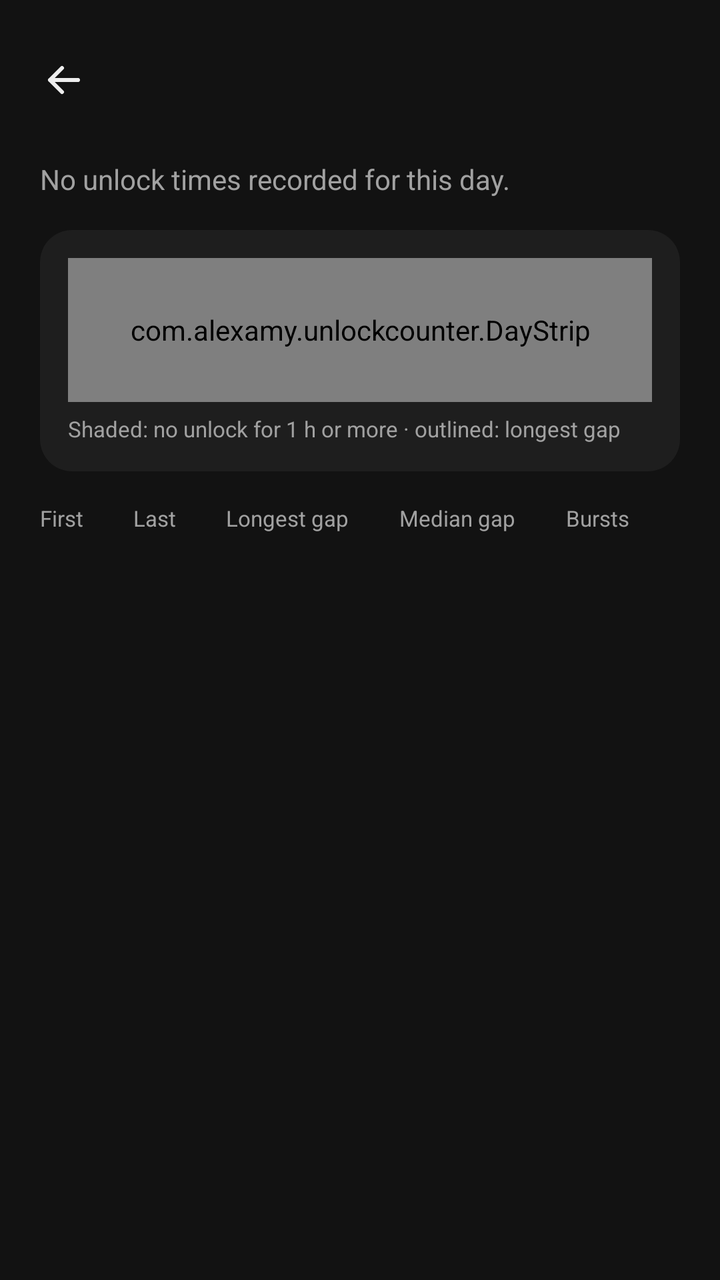
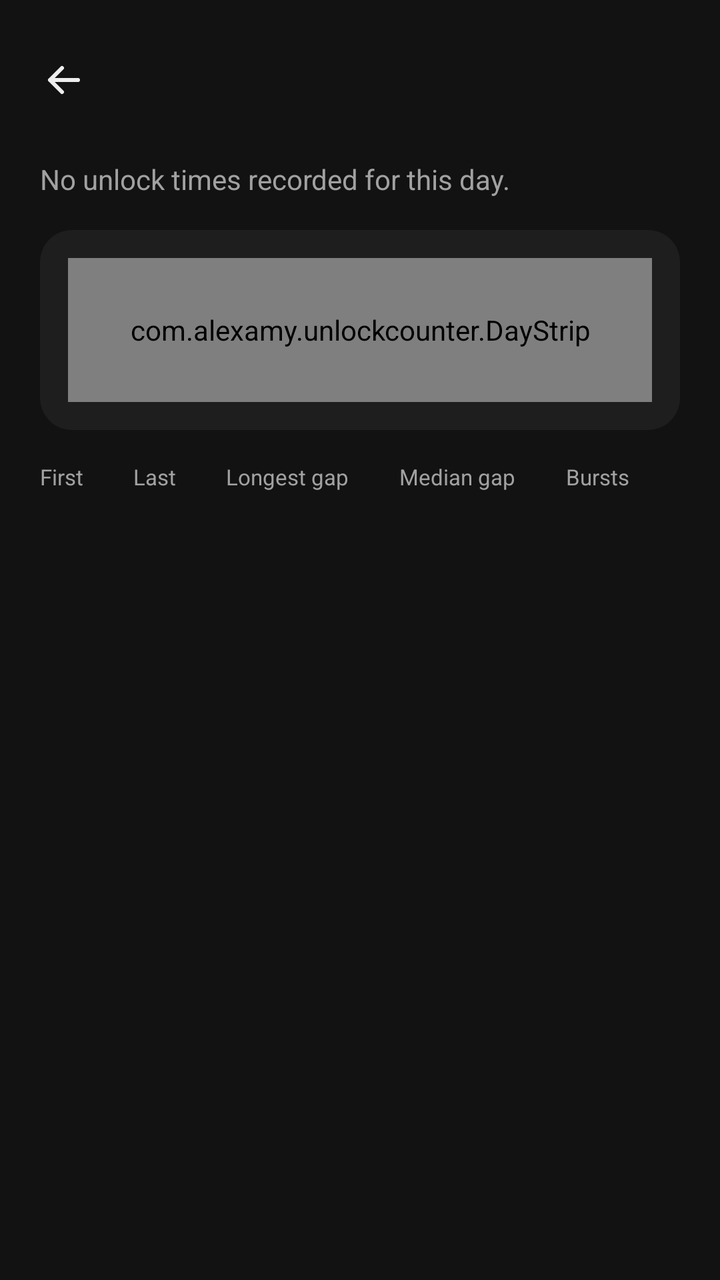

Before-and-after screenshots of an Android layout around one commit, followed by the original layout XML and the change that was made.
<!-- AndroidManifest.xml: activity theme AppTheme -->
<!-- res/layout/activity_day.xml -->
<?xml version="1.0" encoding="utf-8"?>
<LinearLayout xmlns:android="http://schemas.android.com/apk/res/android"
    android:id="@+id/root"
    android:layout_width="match_parent"
    android:layout_height="match_parent"
    android:orientation="vertical">

    <LinearLayout
        android:layout_width="match_parent"
        android:layout_height="wrap_content"
        android:layout_marginTop="16dp"
        android:gravity="center_vertical"
        android:orientation="horizontal"
        android:paddingHorizontal="8dp">

        <ImageButton
            android:id="@+id/back"
            style="@style/Spot"
            android:layout_width="48dp"
            android:layout_height="48dp"
            android:background="?android:attr/selectableItemBackgroundBorderless"
            android:contentDescription="@string/back"
            android:src="@drawable/ic_back"
            android:tint="@color/text" />

        <TextView
            android:id="@+id/title"
            android:layout_width="0dp"
            android:layout_height="wrap_content"
            android:layout_marginStart="4dp"
            android:layout_weight="1"
            android:accessibilityHeading="true"
            android:textColor="@color/text"
            android:textSize="24sp"
            android:textStyle="bold" />
    </LinearLayout>

    <TextView
        android:id="@+id/day_empty"
        android:layout_width="match_parent"
        android:layout_height="wrap_content"
        android:paddingHorizontal="20dp"
        android:paddingTop="16dp"
        android:text="@string/day_no_times"
        android:textColor="@color/text_muted"
        android:textSize="14sp" />

    <LinearLayout
        android:id="@+id/day_content"
        android:layout_width="match_parent"
        android:layout_height="match_parent"
        android:orientation="vertical"
        android:paddingHorizontal="20dp">

        <LinearLayout
            android:layout_width="match_parent"
            android:layout_height="wrap_content"
            android:layout_marginVertical="16dp"
            android:background="@drawable/bg_card"
            android:orientation="vertical"
            android:padding="14dp">

            <com.alexamy.unlockcounter.DayStrip
                android:id="@+id/strip"
                android:layout_width="match_parent"
                android:layout_height="72dp" />

            <TextView
                android:layout_width="wrap_content"
                android:layout_height="wrap_content"
                android:layout_marginTop="6dp"
                android:importantForAccessibility="no"
                android:text="@string/strip_legend"
                android:textColor="@color/text_muted"
                android:textSize="11sp" />
        </LinearLayout>

        <LinearLayout
            android:layout_width="match_parent"
            android:layout_height="wrap_content"
            android:layout_marginBottom="16dp"
            android:orientation="horizontal">

            <LinearLayout style="@style/StatCell">
                <TextView style="@style/StatLabel" android:text="@string/stat_first" />
                <TextView android:id="@+id/first" style="@style/StatValue" />
            </LinearLayout>

            <LinearLayout style="@style/StatCell">
                <TextView style="@style/StatLabel" android:text="@string/stat_last" />
                <TextView android:id="@+id/last" style="@style/StatValue" />
            </LinearLayout>

            <LinearLayout style="@style/StatCell">
                <TextView style="@style/StatLabel" android:text="@string/stat_longest_gap" />
                <TextView android:id="@+id/longest_gap" style="@style/StatValue" />
            </LinearLayout>

            <LinearLayout style="@style/StatCell">
                <TextView style="@style/StatLabel" android:text="@string/stat_median_gap" />
                <TextView android:id="@+id/median_gap" style="@style/StatValue" />
            </LinearLayout>

            <LinearLayout style="@style/StatCell">
                <TextView style="@style/StatLabel" android:text="@string/stat_bursts" />
                <TextView android:id="@+id/bursts" style="@style/StatValue" />
            </LinearLayout>
        </LinearLayout>

        <TextView
            android:id="@+id/partial"
            android:layout_width="match_parent"
            android:layout_height="wrap_content"
            android:layout_marginBottom="8dp"
            android:textColor="@color/text_muted"
            android:textSize="13sp" />

        <ListView
            android:id="@+id/timeline"
            android:layout_width="match_parent"
            android:layout_height="0dp"
            android:layout_weight="1"
            android:choiceMode="singleChoice"
            android:divider="@null" />
    </LinearLayout>
</LinearLayout>
<!-- resources referenced by this layout -->
<resources>
  <color name="text">#EDEDED</color>
  <color name="text_muted">#A1A1A1</color>
  <!-- drawable bg_card (drawable) -->
  <?xml version="1.0" encoding="utf-8"?>
  <shape xmlns:android="http://schemas.android.com/apk/res/android" android:shape="rectangle">
      <solid android:color="@color/surface" />
      <corners android:radius="16dp" />
  </shape>
  <!-- drawable ic_back (drawable) -->
  <?xml version="1.0" encoding="utf-8"?>
  <vector xmlns:android="http://schemas.android.com/apk/res/android"
      android:width="24dp"
      android:height="24dp"
      android:autoMirrored="true"
      android:viewportWidth="24"
      android:viewportHeight="24">
      <path
          android:pathData="M19,12H5M11,6l-6,6 6,6"
          android:strokeWidth="2"
          android:strokeColor="#FFFFFF"
          android:strokeLineCap="round"
          android:strokeLineJoin="round" />
  </vector>
  <string name="back">Back</string>
  <string name="day_no_times">No unlock times recorded for this day.</string>
  <string name="stat_bursts">Bursts</string>
  <string name="stat_first">First</string>
  <string name="stat_last">Last</string>
  <string name="stat_longest_gap">Longest gap</string>
  <string name="stat_median_gap">Median gap</string>
  <string name="strip_legend">Shaded: no unlock for 1 h or more · outlined: longest gap</string>
  <style name="Spot" parent="@android:style/Widget.DeviceDefault.Button.Borderless">
          <item name="android:minHeight">48dp</item>
          <item name="android:minWidth">48dp</item>
          <item name="android:background">@drawable/bg_spot</item>
          <item name="android:stateListAnimator">@null</item>
      </style>
  <style name="StatCell">
          <item name="android:layout_width">wrap_content</item>
          <item name="android:layout_marginEnd">8dp</item>
          <item name="android:layout_height">wrap_content</item>
          <item name="android:layout_weight">1</item>
          <item name="android:orientation">vertical</item>
          <item name="android:focusable">true</item>
      </style>
  <style name="StatLabel">
          <item name="android:layout_width">wrap_content</item>
          <item name="android:layout_height">wrap_content</item>
          <item name="android:textColor">@color/text_muted</item>
          <item name="android:textSize">11sp</item>
      </style>
  <style name="StatValue">
          <item name="android:layout_width">wrap_content</item>
          <item name="android:layout_height">wrap_content</item>
          <item name="android:layout_marginTop">2dp</item>
          <item name="android:fontFeatureSettings">tnum</item>
          <item name="android:textColor">@color/text</item>
          <item name="android:textSize">15sp</item>
          <item name="android:textStyle">bold</item>
      </style>
  <style name="AppTheme" parent="@android:style/Theme.DeviceDefault.NoActionBar">
          <item name="android:windowBackground">@color/background</item>
          <item name="android:statusBarColor">@color/background</item>
          <item name="android:navigationBarColor">@color/background</item>
          <item name="android:colorAccent">@color/accent</item>
          <item name="android:textColorPrimary">@color/text</item>
          <item name="android:textColorSecondary">@color/text_muted</item>
      </style>
  <color name="surface">#1E1E1E</color>
  <!-- drawable bg_spot (drawable) -->
  <?xml version="1.0" encoding="utf-8"?>
  <selector xmlns:android="http://schemas.android.com/apk/res/android">
      <item android:state_selected="true">
          <shape android:shape="rectangle">
              <solid android:color="@color/accent" />
              <corners android:radius="10dp" />
          </shape>
      </item>
      <item>
          <shape android:shape="rectangle">
              <solid android:color="@color/surface_high" />
              <corners android:radius="10dp" />
          </shape>
      </item>
  </selector>
  <color name="background">#121212</color>
  <color name="accent">#8AB4F8</color>
  <color name="surface_high">#2A2A2A</color>
</resources>

<!-- the commit's change to res/layout/activity_day.xml (unified diff, before → after) -->
@@ -64,15 +64,6 @@
                 android:id="@+id/strip"
                 android:layout_width="match_parent"
                 android:layout_height="72dp" />
-
-            <TextView
-                android:layout_width="wrap_content"
-                android:layout_height="wrap_content"
-                android:layout_marginTop="6dp"
-                android:importantForAccessibility="no"
-                android:text="@string/strip_legend"
-                android:textColor="@color/text_muted"
-                android:textSize="11sp" />
         </LinearLayout>
 
         <LinearLayout
<!-- resource entries referenced after the edit -->
@@ -30,7 +30,6 @@
   <string name="stat_last">Last</string>
   <string name="stat_longest_gap">Longest gap</string>
   <string name="stat_median_gap">Median gap</string>
-  <string name="strip_legend">Shaded: no unlock for 1 h or more · outlined: longest gap</string>
   <style name="Spot" parent="@android:style/Widget.DeviceDefault.Button.Borderless">
           <item name="android:minHeight">48dp</item>
           <item name="android:minWidth">48dp</item>
